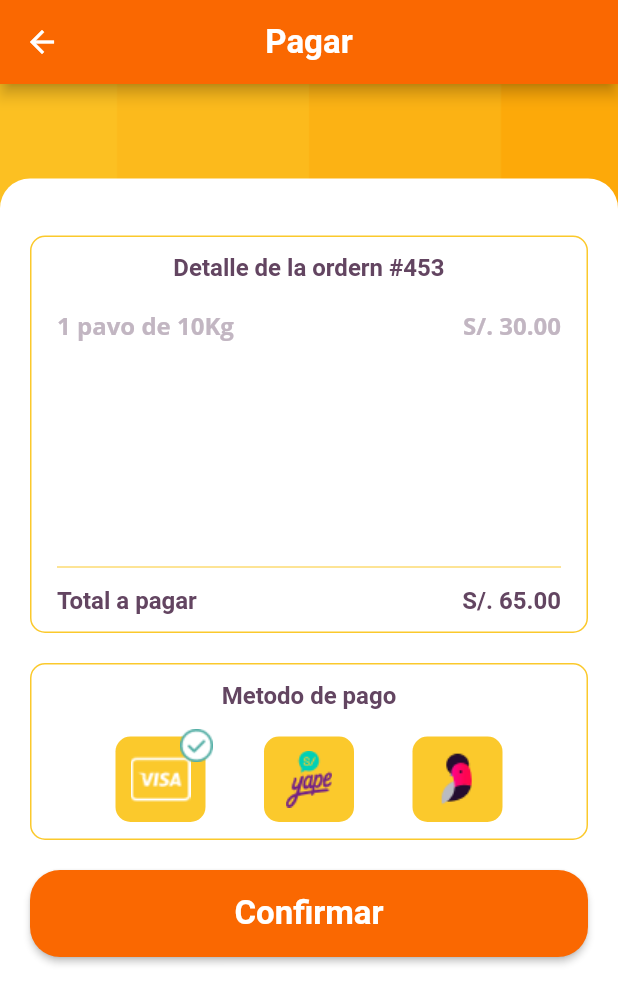
After one commit to ETenorioE/horno, a Flutter app: the PaymentPage screen opened by its route, on a phone screen of 412 x 824 dp. The commit adds this screen. Shown: the top 1004 px of the screen. Run offline on Flutter 3.47's test engine with Material 2 defaults, Android fonts, the phone set to English and light mode, and no system bars; our stand-ins replace cached_network_image, google_fonts; network calls fail.

Commit message:
page: payment

```diff
--- a/lib/page/local_page.dart
+++ b/lib/page/local_page.dart
@@ -27,7 +27,11 @@ class LocalPage extends StatelessWidget {
               itemCount: 3,
               separatorBuilder: (context, index) => const SpaceHeight(20),
               itemBuilder: (context, index) {
-                return const ItemServiceWidget();
+                return ItemServiceWidget(
+                  onTap: () {
+                    Navigator.pushReplacementNamed(context, MyRoutes.rPAYMENT);
+                  },
+                );
               },
             ),
           )
--- a/lib/page/locals_page.dart
+++ b/lib/page/locals_page.dart
@@ -25,9 +25,7 @@ class _LocalsPageState extends State<LocalsPage> with RenderPage {
   Widget build(BuildContext context) {
     final service = Provider.of<LocalsService>(context);
 
-    return Theme(
-      data: ThemeData(
-          primaryIconTheme: IconThemeData(color: ColorsApp.colorLight)),
+    return ThemeCustomWidget(
       child: Scaffold(
         appBar: appBarRender(title: "Locales", actions: [_iconNotify(context)]),
         drawer: const CustomDrawer(),
@@ -37,7 +35,6 @@ class _LocalsPageState extends State<LocalsPage> with RenderPage {
           backgroundColor: ColorsApp.colorSecondary,
           strokeWidth: 4.0,
           onRefresh: () async {
-            print('refresh');
             service.getAll();
           },
           child: Padding(
--- a/lib/page/my_order_page.dart
+++ b/lib/page/my_order_page.dart
@@ -7,28 +7,18 @@ class MyOrderPage extends StatelessWidget with RenderPage {
 
   @override
   Widget build(BuildContext context) {
-    return Theme(
-      data: ThemeData(
-          primaryIconTheme: IconThemeData(color: ColorsApp.colorLight)),
+    return ThemeCustomWidget(
       child: Scaffold(
         appBar: appBarRender(title: "Mi Pedido"),
         body: Stack(children: [
-          Container(
-            width: MediaQuery.of(context).size.width,
-            decoration: const BoxDecoration(
-                image: DecorationImage(
-                    image: AssetImage('assets/images/bg.png'),
-                    fit: BoxFit.cover)),
-          ),
+          backgroundImageRender(context),
           Padding(
             padding: const EdgeInsets.only(top: 20, right: 20, left: 20),
             child: Container(
               padding: const EdgeInsets.symmetric(vertical: 11, horizontal: 17),
               decoration: BoxDecoration(
                   color: ColorsApp.colorLight,
-                  borderRadius: const BorderRadius.only(
-                      topLeft: Radius.circular(10),
-                      topRight: Radius.circular(10))),
+                  borderRadius: borderRadiusTopRender()),
               child: SingleChildScrollView(
                 child: Column(
                   crossAxisAlignment: CrossAxisAlignment.start,
--- /dev/null
+++ b/lib/page/payment_page.dart
@@ -0,0 +1,133 @@
+import 'package:flutter/material.dart';
+import 'package:horno/routes/index.dart';
+import 'package:horno/widgets/index.dart';
+
+class PaymentPage extends StatelessWidget with RenderPage {
+  const PaymentPage({super.key});
+
+  @override
+  Widget build(BuildContext context) {
+    return ThemeCustomWidget(
+      child: Scaffold(
+        appBar: appBarRender(
+            title: 'Pagar',
+            leading: InkWell(
+              child: const Icon(Icons.arrow_back),
+              onTap: () {
+                Navigator.pushReplacementNamed(context, MyRoutes.rLOCAL);
+              },
+            )),
+        body: Stack(children: [
+          backgroundImageRender(context),
+          Padding(
+            padding: const EdgeInsets.only(top: 63),
+            child: Container(
+              height: double.infinity,
+              padding: const EdgeInsets.only(
+                  right: 20, left: 20, top: 38, bottom: 20),
+              decoration: BoxDecoration(
+                  color: ColorsApp.colorLight,
+                  borderRadius: borderRadiusTopRender(radius: 20)),
+              child: ListView(
+                children: [
+                  _details(context),
+                  const SpaceHeight(20),
+                  _payment(context),
+                  const SpaceHeight(20),
+                  _button()
+                ],
+              ),
+            ),
+          ),
+        ]),
+      ),
+    );
+  }
+
+  SizedBox _button() {
+    return SizedBox(
+      width: 372,
+      height: 58,
+      child: MaterialButton(
+        color: ColorsApp.colorSecondary,
+        onPressed: () {},
+        shape: RoundedRectangleBorder(borderRadius: BorderRadius.circular(20)),
+        child: TitleWidget(
+          'Confirmar',
+          color: ColorsApp.colorLight,
+        ),
+      ),
+    );
+  }
+
+  Container _payment(BuildContext context) {
+    return Container(
+      decoration: _borderRadiusAndColor(),
+      padding: _paddingCard(),
+      width: MediaQuery.of(context).size.width,
+      child: Column(
+        children: [
+          const TitleWidget('Metodo de pago', fontSize: 16),
+          const SpaceHeight(18),
+          Row(
+            mainAxisAlignment: MainAxisAlignment.spaceEvenly,
+            children: const [
+              SelectPaymentWidget(image: 'visa', isSelected: true),
+              SelectPaymentWidget(image: 'yape', isSelected: false),
+              SelectPaymentWidget(image: 'tunki', isSelected: false),
+            ],
+          )
+        ],
+      ),
+    );
+  }
+
+  Container _details(BuildContext context) {
+    return Container(
+      width: MediaQuery.of(context).size.width,
+      padding: _paddingCard(),
+      decoration: _borderRadiusAndColor(),
+      child: Column(
+        children: [
+          const TitleWidget('Detalle de la ordern #453', fontSize: 16),
+          const SpaceHeight(18),
+          SizedBox(
+            height: 140,
+            child: ListView(
+              shrinkWrap: true,
+              children: [
+                Row(
+                  mainAxisAlignment: MainAxisAlignment.spaceBetween,
+                  children: const [
+                    TextWidget("1 pavo de 10Kg"),
+                    TextWidget('S/. 30.00')
+                  ],
+                )
+              ],
+            ),
+          ),
+          const SpaceHeight(30),
+          Divider(height: 4, color: ColorsApp.colorPrimary),
+          const SpaceHeight(11),
+          Row(
+            mainAxisAlignment: MainAxisAlignment.spaceBetween,
+            children: const [
+              TitleWidget('Total a pagar', fontSize: 16),
+              TitleWidget('S/. 65.00', fontSize: 16)
+            ],
+          )
+        ],
+      ),
+    );
+  }
+
+  EdgeInsets _paddingCard() {
+    return const EdgeInsets.symmetric(vertical: 11, horizontal: 17);
+  }
+
+  BoxDecoration _borderRadiusAndColor() {
+    return BoxDecoration(
+        borderRadius: BorderRadius.circular(10),
+        border: Border.all(color: ColorsApp.colorPrimary));
+  }
+}
--- a/lib/routes/index.dart
+++ b/lib/routes/index.dart
@@ -1,5 +1,6 @@
 import 'package:flutter/material.dart';
 import 'package:horno/page/index.dart';
+import 'package:horno/widgets/index.dart';
 
 class MyRoutes {
   static const String rLOCALS = '/locals';
@@ -10,6 +11,7 @@ class MyRoutes {
   static const String rLOGIN = '/login';
   static const String rMyORDER = '/my-order';
   static const String rHISTORY = '/history';
+  static const String rPAYMENT = '/payment';
 
   static Route<dynamic> generateRoute(RouteSettings settings) {
     switch (settings.name) {
@@ -29,6 +31,8 @@ class MyRoutes {
         return MaterialPageRoute(builder: (_) => const MyOrderPage());
       case ('/history'):
         return MaterialPageRoute(builder: (_) => const HistorialPage());
+      case ('/payment'):
+        return MaterialPageRoute(builder: (_) => const PaymentPage());
 
       default:
         return MaterialPageRoute(builder: (_) => const HomeScreen());
--- a/lib/widgets/botton_navigation_widget.dart
+++ b/lib/widgets/botton_navigation_widget.dart
@@ -15,8 +15,6 @@ class BottomNavigationWidget extends StatelessWidget {
   }) : super(key: key);
 
   void handleTap(int value) {
-    print(currentIndex);
-    print(value);
     switch (value) {
       case 0:
         if (currentIndex! != 0) {
--- a/lib/widgets/image_widget.dart
+++ b/lib/widgets/image_widget.dart
@@ -3,21 +3,24 @@ import 'package:flutter/material.dart';
 class ImageNetworkRoundedWidget extends StatelessWidget {
   final double radius;
   final String url;
+  final bool? isNetwork;
 
   const ImageNetworkRoundedWidget({
     Key? key,
     required this.radius,
     required this.url,
+    this.isNetwork = true,
   }) : super(key: key);
 
   @override
   Widget build(BuildContext context) {
     return ClipRRect(
-      borderRadius: BorderRadius.all(Radius.circular(radius)),
-      child: Image.network(
-        url,
-        fit: BoxFit.cover,
-      ),
-    );
+        borderRadius: BorderRadius.all(Radius.circular(radius)),
+        child: isNetwork!
+            ? Image.network(
+                url,
+                fit: BoxFit.cover,
+              )
+            : Image.asset('assets/$url'));
   }
 }
--- a/lib/widgets/index.dart
+++ b/lib/widgets/index.dart
@@ -1,3 +1,6 @@
+export 'package:horno/widgets/select_payment_widget.dart';
+export 'package:horno/widgets/theme_custom_widget.dart';
+export 'package:horno/page/payment_page.dart';
 export 'package:horno/widgets/item_detail_widget.dart';
 export 'package:horno/widgets/line_dashed_widget.dart';
 export 'package:horno/widgets/group_widget.dart';
--- a/lib/widgets/item_service_widget.dart
+++ b/lib/widgets/item_service_widget.dart
@@ -2,13 +2,17 @@ import 'package:flutter/material.dart';
 import 'package:horno/widgets/index.dart';
 
 class ItemServiceWidget extends StatelessWidget {
+  final Function()? onTap;
   const ItemServiceWidget({
     Key? key,
+    this.onTap,
   }) : super(key: key);
 
   @override
   Widget build(BuildContext context) {
-    return Container(
+    return InkWell(
+      onTap: () => onTap!(),
+      child: Container(
         padding: const EdgeInsets.symmetric(vertical: 12, horizontal: 17),
         decoration: BoxDecoration(
             borderRadius: BorderRadius.circular(5),
@@ -50,6 +54,7 @@ class ItemServiceWidget extends StatelessWidget {
             )
           ],
         ),
+      ),
     );
   }
 }
--- a/lib/widgets/methods_widget.dart
+++ b/lib/widgets/methods_widget.dart
@@ -2,8 +2,11 @@ import 'package:flutter/material.dart';
 import 'package:horno/widgets/index.dart';
 
 mixin RenderPage {
-  AppBar appBarRender(
-      {required String title, Widget? leading, List<Widget>? actions}) {
+  AppBar appBarRender({
+    required String title,
+    Widget? leading,
+    List<Widget>? actions,
+  }) {
     return AppBar(
       title: TitleWidget(
         title,
@@ -15,4 +18,22 @@ mixin RenderPage {
       actions: actions,
     );
   }
+
+  Container backgroundImageRender(BuildContext context) {
+    return Container(
+      width: MediaQuery.of(context).size.width,
+      decoration: const BoxDecoration(
+          image: DecorationImage(
+        image: AssetImage('assets/images/bg.png'),
+        fit: BoxFit.cover,
+      )),
+    );
+  }
+
+  BorderRadius borderRadiusTopRender({double? radius = 10}) {
+    return BorderRadius.only(
+      topLeft: Radius.circular(radius!),
+      topRight: Radius.circular(radius),
+    );
+  }
 }
--- /dev/null
+++ b/lib/widgets/select_payment_widget.dart
@@ -0,0 +1,43 @@
+import 'package:flutter/material.dart';
+import 'package:horno/widgets/index.dart';
+
+class SelectPaymentWidget extends StatelessWidget {
+  final String image;
+  final bool isSelected;
+  const SelectPaymentWidget(
+      {super.key, required this.image, required this.isSelected});
+
+  @override
+  Widget build(BuildContext context) {
+    return Stack(
+      clipBehavior: Clip.none,
+      children: [
+        Container(
+          width: 60,
+          height: 57,
+          decoration: BoxDecoration(
+              borderRadius: BorderRadius.circular(10),
+              color: ColorsApp.colorPrimary),
+          child: ImageNetworkRoundedWidget(
+            radius: 10,
+            url: 'payment/$image.png',
+            isNetwork: false,
+          ),
+        ),
+        Positioned(
+          top: -5,
+          right: -5,
+          child: Visibility(
+            visible: isSelected,
+            child: Image.asset(
+              'assets/payment/select.png',
+              fit: BoxFit.cover,
+              height: 22,
+              width: 22,
+            ),
+          ),
+        )
+      ],
+    );
+  }
+}
--- /dev/null
+++ b/lib/widgets/theme_custom_widget.dart
@@ -0,0 +1,19 @@
+import 'package:flutter/material.dart';
+import 'package:horno/widgets/index.dart';
+
+class ThemeCustomWidget extends StatelessWidget {
+  final Widget child;
+
+  const ThemeCustomWidget({super.key, required this.child});
+
+  @override
+  Widget build(BuildContext context) {
+    return Theme(
+        data: ThemeData(
+          primaryIconTheme: IconThemeData(
+            color: ColorsApp.colorLight,
+          ),
+        ),
+        child: child);
+  }
+}
--- a/pubspec.yaml
+++ b/pubspec.yaml
@@ -70,6 +70,7 @@ flutter:
     - assets/contact/
     - assets/notify/
     - assets/order/
+    - assets/payment/
   #   - images/a_dot_ham.jpeg
 
   # An image asset can refer to one or more resolution-specific "variants", see
```
Also changed, not shown: assets/payment/select.png (added), assets/payment/tunki.png (added), assets/payment/visa.png (added), assets/payment/yape.png (added). Lines whose indentation alone changed are shown as unchanged.
